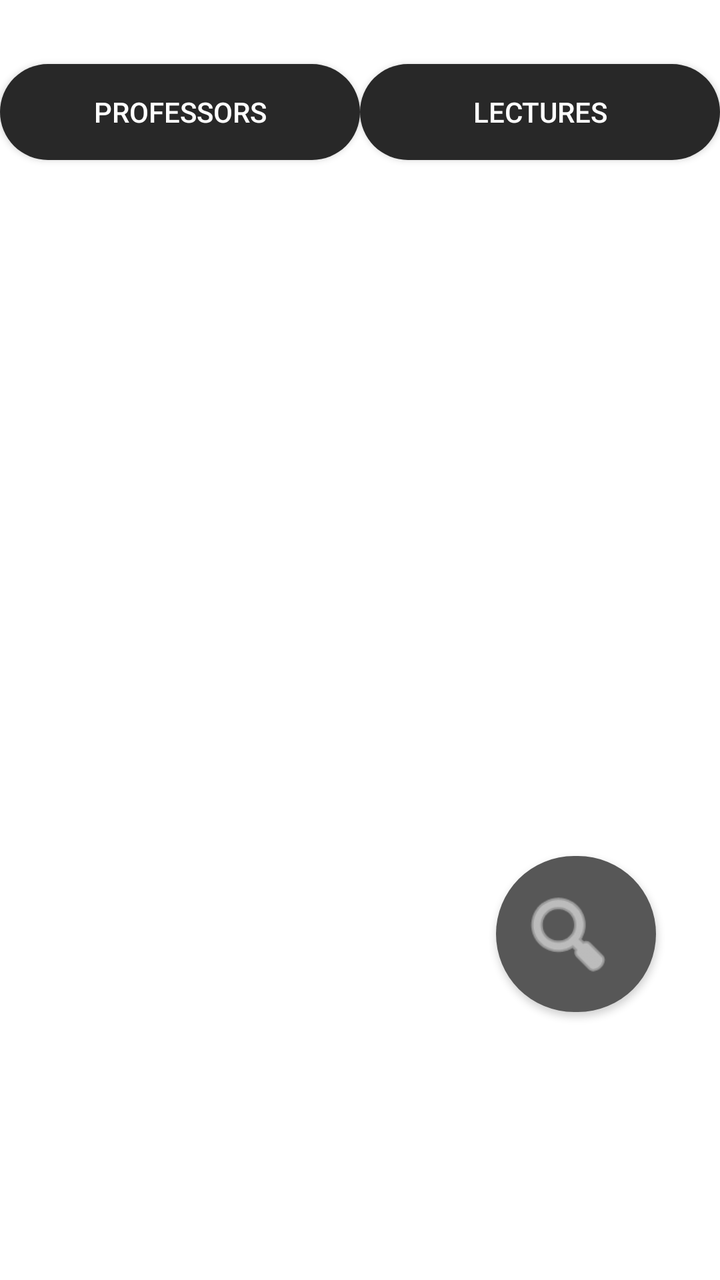
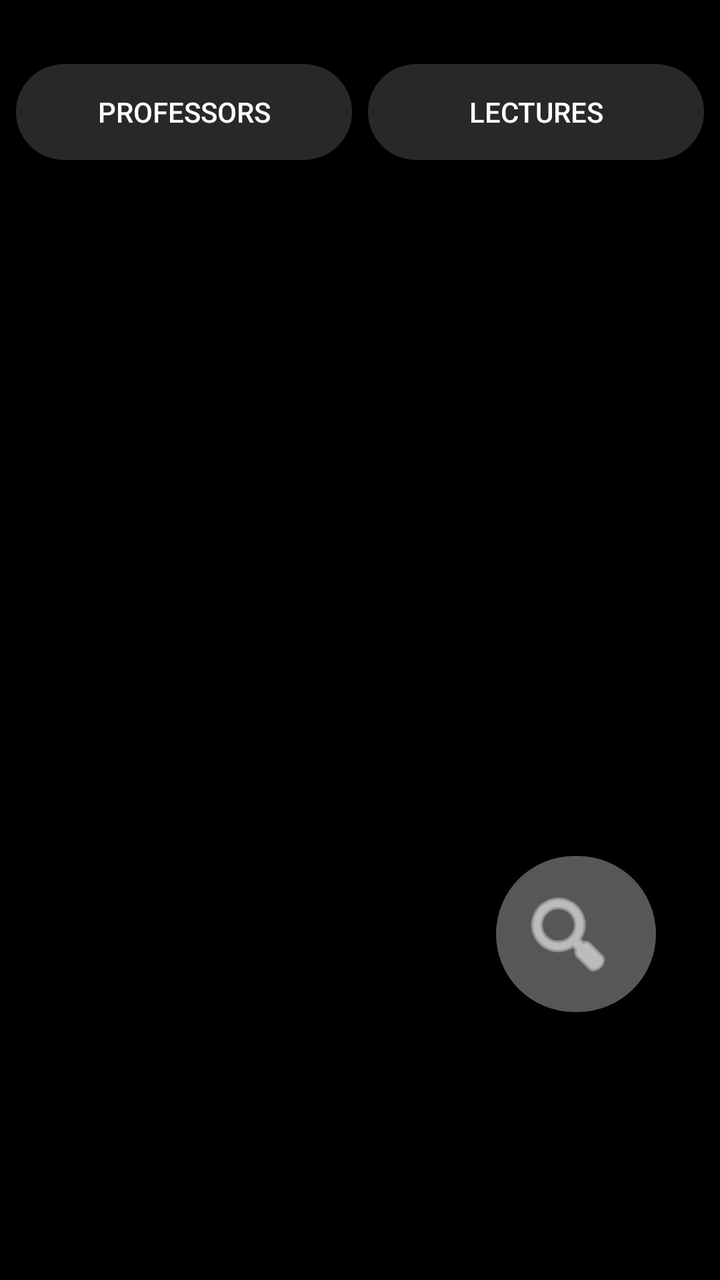

An Android layout rendered at two revisions. The XML below is the earlier revision; the diff shows what the commit changed to produce the second picture.
<!-- AndroidManifest.xml: application theme Theme.MyApplication_Java -->
<!-- res/layout/fragment_search.xml -->
<?xml version="1.0" encoding="utf-8"?>
<androidx.constraintlayout.widget.ConstraintLayout
    xmlns:android="http://schemas.android.com/apk/res/android"
    xmlns:app="http://schemas.android.com/apk/res-auto"
    xmlns:tools="http://schemas.android.com/tools"
    android:layout_width="match_parent"
    android:layout_height="match_parent">

    <LinearLayout
        android:id="@+id/searchBar"
        android:layout_width="0dp"
        android:layout_height="wrap_content"
        android:orientation="horizontal"
        android:paddingStart="16dp"
        android:paddingEnd="16dp"
        android:paddingTop="8dp"
        android:paddingBottom="8dp"
        android:visibility="gone"
        app:layout_constraintTop_toTopOf="parent"
        app:layout_constraintStart_toStartOf="parent"
        app:layout_constraintEnd_toEndOf="parent">

        <EditText
            android:id="@+id/searchInput"
            android:layout_width="0dp"
            android:layout_height="48dp"
            android:layout_weight="1"
            android:hint="Search"
            android:singleLine="true"
            android:textColor="#FFFFFF"
            android:textColorHint="#AAAAAA"
            android:backgroundTint="#575757" />

        <ImageButton
            android:id="@+id/clearSearchButton"
            android:layout_width="48dp"
            android:layout_height="48dp"
            android:background="@android:color/transparent"
            android:src="@android:drawable/ic_menu_close_clear_cancel"
            app:tint="#FFFFFF" />

    </LinearLayout>

    <androidx.appcompat.widget.AppCompatButton
        android:id="@+id/profsButton"
        android:layout_width="0dp"
        android:layout_height="wrap_content"
        android:layout_marginTop="32dp"
        android:background="@drawable/custom_tab_background"
        android:backgroundTint="@null"
        android:text="Professors"
        android:textColor="@color/custom_tab_text_color"
        app:backgroundTint="@null"
        app:cornerRadius="24dp"
        app:layout_constraintEnd_toStartOf="@id/lecturesButton"
        app:layout_constraintHorizontal_weight="1"
        app:layout_constraintStart_toStartOf="parent"
        app:layout_constraintTop_toBottomOf="@id/searchBar" />

    <androidx.appcompat.widget.AppCompatButton
        android:id="@+id/lecturesButton"
        android:layout_width="0dp"
        android:layout_height="wrap_content"
        android:layout_marginTop="32dp"
        android:background="@drawable/custom_tab_background"
        android:backgroundTint="@null"
        android:text="Lectures"
        android:textColor="@color/custom_tab_text_color"
        app:backgroundTint="@null"
        app:cornerRadius="24dp"
        app:layout_constraintEnd_toEndOf="parent"
        app:layout_constraintHorizontal_weight="1"
        app:layout_constraintStart_toEndOf="@id/profsButton"
        app:layout_constraintTop_toBottomOf="@id/searchBar" />

    <androidx.viewpager2.widget.ViewPager2
        android:id="@+id/searchViewPager"
        android:layout_width="0dp"
        android:layout_height="0dp"
        app:layout_constraintTop_toBottomOf="@id/profsButton"
        app:layout_constraintBottom_toBottomOf="parent"
        app:layout_constraintStart_toStartOf="parent"
        app:layout_constraintEnd_toEndOf="parent" />

    <com.google.android.material.button.MaterialButton
        android:id="@+id/search_button"
        android:layout_width="80dp"
        android:layout_height="90dp"
        android:layout_marginEnd="32dp"
        android:layout_marginBottom="128dp"
        app:backgroundTint="#575757"
        app:cornerRadius="48dp"
        app:icon="@android:drawable/ic_menu_search"
        app:iconGravity="textStart"
        app:iconSize="50dp"
        app:iconTint="@android:color/white"
        app:layout_constraintBottom_toBottomOf="parent"
        app:layout_constraintEnd_toEndOf="parent" />

</androidx.constraintlayout.widget.ConstraintLayout>
<!-- resources referenced by this layout -->
<resources>
  <!-- drawable custom_tab_background (drawable) -->
  <?xml version="1.0" encoding="utf-8"?>
  <selector xmlns:android="http://schemas.android.com/apk/res/android">
  
      
      <item android:state_selected="true">
          <shape android:shape="rectangle">
              <solid android:color="@color/selected_tab_color" />
              <corners android:radius="24dp" />
          </shape>
      </item>
  
      
      <item>
          <shape android:shape="rectangle">
              <solid android:color="@color/unselected_tab_color" />
              <corners android:radius="24dp" />
          </shape>
      </item>
  
  </selector>
  <style name="Theme.MyApplication_Java" parent="Theme.MaterialComponents.DayNight.NoActionBar">
          
          <item name="colorPrimary">@color/purple_500</item>
          <item name="colorPrimaryVariant">@color/purple_700</item>
          <item name="colorOnPrimary">@color/white</item>
          
          <item name="colorSecondary">@color/teal_200</item>
          <item name="colorSecondaryVariant">@color/teal_700</item>
          <item name="colorOnSecondary">@color/black</item>
          
          <item name="android:statusBarColor">?attr/colorPrimaryVariant</item>
          
      </style>
  <color name="selected_tab_color">#575757</color>
  <color name="unselected_tab_color">#282828</color>
  <color name="purple_500">#FF6200EE</color>
  <color name="purple_700">#FF3700B3</color>
  <color name="white">#FFFFFFFF</color>
  <color name="teal_200">#FF03DAC5</color>
  <color name="teal_700">#FF018786</color>
  <color name="black">#FF000000</color>
</resources>

<!-- the commit's change to res/layout/fragment_search.xml (unified diff, before → after) -->
@@ -3,49 +3,18 @@
     xmlns:android="http://schemas.android.com/apk/res/android"
     xmlns:app="http://schemas.android.com/apk/res-auto"
     xmlns:tools="http://schemas.android.com/tools"
+    android:id="@+id/searchRoot"
     android:layout_width="match_parent"
-    android:layout_height="match_parent">
-
-    <LinearLayout
-        android:id="@+id/searchBar"
-        android:layout_width="0dp"
-        android:layout_height="wrap_content"
-        android:orientation="horizontal"
-        android:paddingStart="16dp"
-        android:paddingEnd="16dp"
-        android:paddingTop="8dp"
-        android:paddingBottom="8dp"
-        android:visibility="gone"
-        app:layout_constraintTop_toTopOf="parent"
-        app:layout_constraintStart_toStartOf="parent"
-        app:layout_constraintEnd_toEndOf="parent">
-
-        <EditText
-            android:id="@+id/searchInput"
-            android:layout_width="0dp"
-            android:layout_height="48dp"
-            android:layout_weight="1"
-            android:hint="Search"
-            android:singleLine="true"
-            android:textColor="#FFFFFF"
-            android:textColorHint="#AAAAAA"
-            android:backgroundTint="#575757" />
-
-        <ImageButton
-            android:id="@+id/clearSearchButton"
-            android:layout_width="48dp"
-            android:layout_height="48dp"
-            android:background="@android:color/transparent"
-            android:src="@android:drawable/ic_menu_close_clear_cancel"
-            app:tint="#FFFFFF" />
-
-    </LinearLayout>
+    android:layout_height="match_parent"
+    android:background="#000000">
 
     <androidx.appcompat.widget.AppCompatButton
         android:id="@+id/profsButton"
         android:layout_width="0dp"
         android:layout_height="wrap_content"
+        android:layout_marginStart="8dp"
         android:layout_marginTop="32dp"
+        android:layout_marginEnd="4dp"
         android:background="@drawable/custom_tab_background"
         android:backgroundTint="@null"
         android:text="Professors"
@@ -55,13 +24,15 @@
         app:layout_constraintEnd_toStartOf="@id/lecturesButton"
         app:layout_constraintHorizontal_weight="1"
         app:layout_constraintStart_toStartOf="parent"
-        app:layout_constraintTop_toBottomOf="@id/searchBar" />
+        app:layout_constraintTop_toTopOf="parent" />
 
     <androidx.appcompat.widget.AppCompatButton
         android:id="@+id/lecturesButton"
         android:layout_width="0dp"
         android:layout_height="wrap_content"
+        android:layout_marginStart="4dp"
         android:layout_marginTop="32dp"
+        android:layout_marginEnd="8dp"
         android:background="@drawable/custom_tab_background"
         android:backgroundTint="@null"
         android:text="Lectures"
@@ -71,7 +42,7 @@
         app:layout_constraintEnd_toEndOf="parent"
         app:layout_constraintHorizontal_weight="1"
         app:layout_constraintStart_toEndOf="@id/profsButton"
-        app:layout_constraintTop_toBottomOf="@id/searchBar" />
+        app:layout_constraintTop_toTopOf="parent" />
 
     <androidx.viewpager2.widget.ViewPager2
         android:id="@+id/searchViewPager"
@@ -97,4 +68,40 @@
         app:layout_constraintBottom_toBottomOf="parent"
         app:layout_constraintEnd_toEndOf="parent" />
 
+    <LinearLayout
+        android:id="@+id/searchBar"
+        android:layout_width="0dp"
+        android:layout_height="wrap_content"
+        android:orientation="horizontal"
+        android:paddingStart="16dp"
+        android:paddingEnd="16dp"
+        android:paddingTop="8dp"
+        android:paddingBottom="8dp"
+        android:background="#000000"
+        android:visibility="gone"
+        app:layout_constraintBottom_toBottomOf="parent"
+        app:layout_constraintStart_toStartOf="parent"
+        app:layout_constraintEnd_toEndOf="parent">
+
+        <EditText
+            android:id="@+id/searchInput"
+            android:layout_width="0dp"
+            android:layout_height="48dp"
+            android:layout_weight="1"
+            android:hint="Search"
+            android:singleLine="true"
+            android:textColor="#FFFFFF"
+            android:textColorHint="#AAAAAA"
+            android:backgroundTint="#575757" />
+
+        <ImageButton
+            android:id="@+id/clearSearchButton"
+            android:layout_width="48dp"
+            android:layout_height="48dp"
+            android:background="@android:color/transparent"
+            android:src="@android:drawable/ic_menu_close_clear_cancel"
+            app:tint="#FFFFFF" />
+
+    </LinearLayout>
+
 </androidx.constraintlayout.widget.ConstraintLayout>
